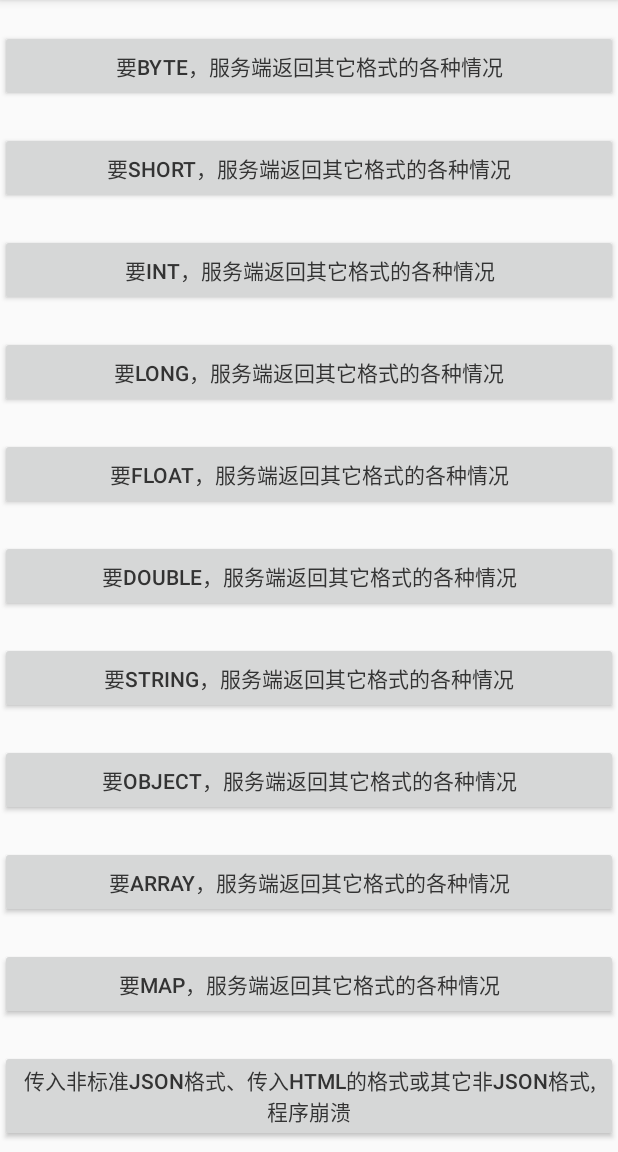
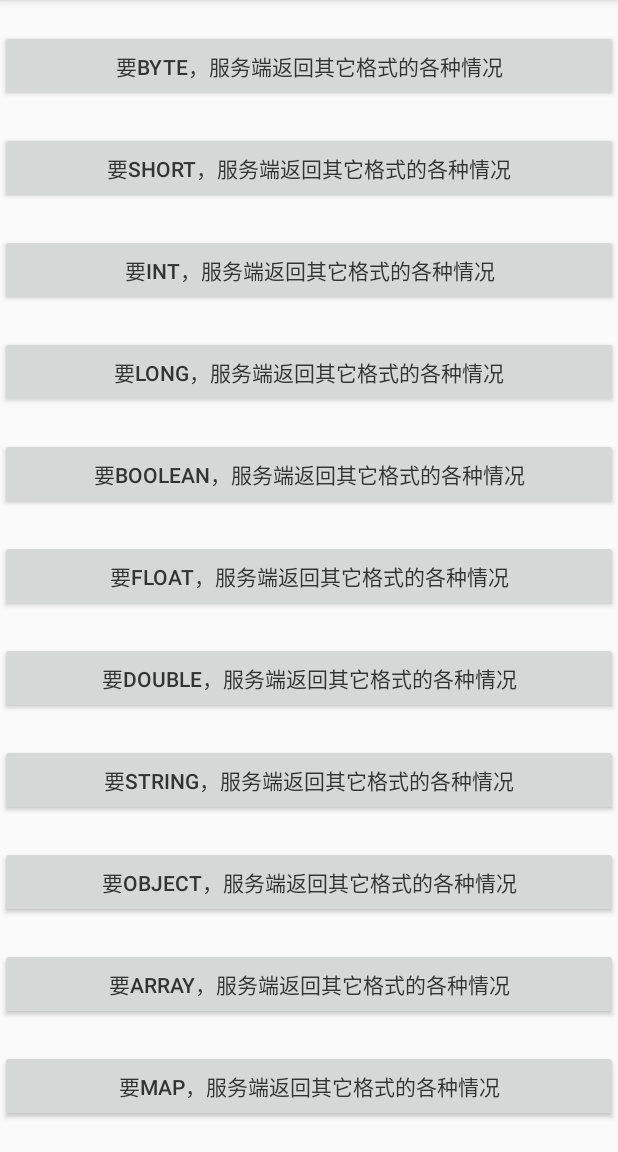
Before and after one commit to htmssfh/data_format_serialization, an Android app: the screen it shows after launch (MainActivity), on a phone screen of 412 x 824 dp, the part 84-1236 px from its top. Run offline under Robolectric (Android 15) with nearby library versions, the phone set to English and light mode, and no system bars.

Commit message:
add support boolean

```diff
--- a/app/src/main/java/com/fangye/serialization/MainActivity.kt
+++ b/app/src/main/java/com/fangye/serialization/MainActivity.kt
@@ -30,6 +30,7 @@ class MainActivity : AppCompatActivity(), View.OnClickListener {
         mViewBinding?.btnDefaultArrayTest.setOnClickListener(this)
         mViewBinding?.btnDefaultMapTest.setOnClickListener(this)
         mViewBinding?.btnDefaultOtherTest.setOnClickListener(this)
+        mViewBinding?.btnDefaultBooleanTest.setOnClickListener(this)
 
     }
 
@@ -50,6 +51,9 @@ class MainActivity : AppCompatActivity(), View.OnClickListener {
             R.id.btn_default_long_test ->{
                 //默认为long
                 DataJsonActivity.startIntent(this,DataJsonActivity.TYPE_LONG)
+            }
+            R.id.btn_default_boolean_test -> {
+                DataJsonActivity.startIntent(this,DataJsonActivity.TYPE_BOOLEAN)
             }
             R.id.btn_default_float_test ->{
                 //默认为float
--- a/app/src/main/java/com/fangye/serialization/entity/BooleanEntity.kt
+++ b/app/src/main/java/com/fangye/serialization/entity/BooleanEntity.kt
@@ -4,7 +4,7 @@ package com.fangye.serialization.entity
  * 测试服务端返回 各种数据后 app需要 boolean 处理的 实体类
  */
 class BooleanEntity {
-    var isId = false
+    var id :String? = null
     var name: String? = null
-
+    var status = false
 }
--- a/app/src/main/res/layout/main_activity.xml
+++ b/app/src/main/res/layout/main_activity.xml
@@ -47,6 +47,15 @@
             android:layout_marginTop="20dp"
             android:padding="10dp"
             android:text="要long，服务端返回其它格式的各种情况" />
+
+        <Button
+            android:textColor="#333333"
+            android:id="@+id/btn_default_boolean_test"
+            android:layout_width="match_parent"
+            android:layout_height="wrap_content"
+            android:layout_marginTop="20dp"
+            android:padding="10dp"
+            android:text="要boolean，服务端返回其它格式的各种情况" />
 
         <Button
             android:textColor="#333333"
```
Also changed, not shown: app/src/main/java/com/fangye/serialization/DataJsonActivity.kt (+7 -6 lines), app/src/main/java/com/fangye/serialization/DataParserDetailActivity.kt (+7 -0 lines), app/src/main/java/com/fangye/serialization/utils/DataUtils.kt (+56 -0 lines).
